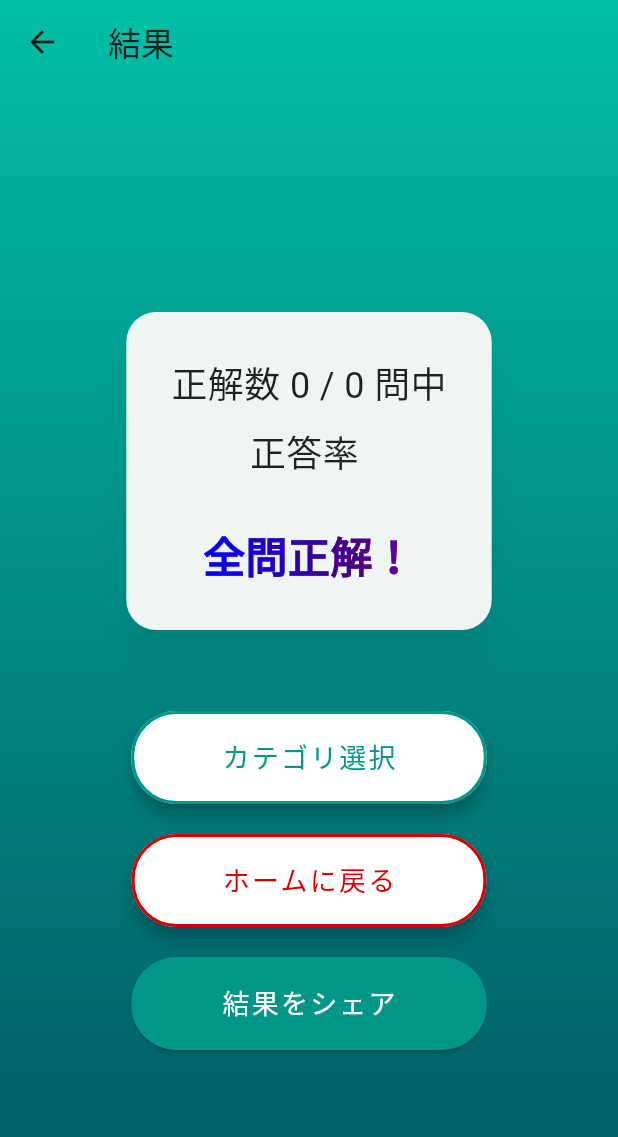
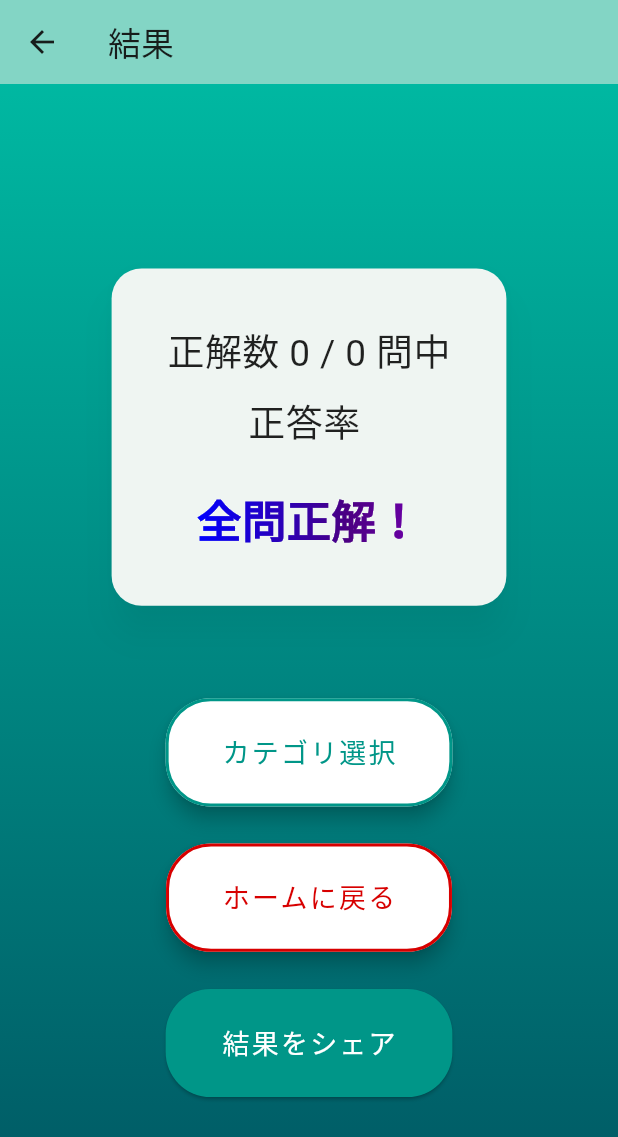
Before and after one commit to HANAUTA/2024_hal_fe_app, a Flutter app: the ResultPage screen opened directly with empty values, on a phone screen of 412 x 824 dp. Shown: the top 1137 px of the screen. Run offline on Flutter 3.47's test engine with Material 3 defaults, Android fonts, the light colour scheme and no system bars; our stand-ins replace cloud_firestore, firebase_core, share_plus, sqflite, vibration; accounts and stored records are empty.

Commit message:
リザルト画面レスポンシブ対応

```diff
--- a/lib/pages/result_page.dart
+++ b/lib/pages/result_page.dart
@@ -64,13 +64,18 @@ class _ResultPageState extends State<ResultPage> with SingleTickerProviderStateM
 
   @override
   Widget build(BuildContext context) {
+    // デバイスの画面サイズに基づくレスポンシブ設定
+    final mediaQuery = MediaQuery.of(context);
+    final screenHeight = mediaQuery.size.height;
+    final screenWidth = mediaQuery.size.width;
+    final padding = screenHeight * 0.03;
+    final buttonHeight = screenHeight * 0.07;
+    final buttonWidth = screenWidth * 0.6;
+    final fontSize = screenHeight * 0.03;
+
     // グラデーションの定義
     final Shader linearGradient = const LinearGradient(
       colors: <Color>[
-        // Color(0xFFFF0000), // 赤
-        // Color(0xFFFF7F00), // 橙
-        // Color(0xFFFFFE00), // 黄
-        // Color(0xFF00FF01), // 緑
         Color(0xFF0000FF), // 青
         Color(0xFF4B0082), // 藍
         Color(0xFF9400D3), // 紫
@@ -80,7 +85,7 @@ class _ResultPageState extends State<ResultPage> with SingleTickerProviderStateM
     return Scaffold(
       appBar: AppBar(
         title: const Text('結果'),
-        backgroundColor: Colors.transparent,
+        backgroundColor: Theme.of(context).colorScheme.inversePrimary,
         elevation: 0,
         systemOverlayStyle: SystemUiOverlayStyle.light,
       ),
@@ -98,11 +103,11 @@ class _ResultPageState extends State<ResultPage> with SingleTickerProviderStateM
           ),
           Center(
             child: Padding(
-              padding: const EdgeInsets.all(20.0),
+              padding: EdgeInsets.all(padding),
               child: Column(
                 mainAxisAlignment: MainAxisAlignment.center,
                 children: [
-                  const SizedBox(height: 80),
+                  SizedBox(height: screenHeight * 0.1),
                   Card(
                     elevation: 10,
                     shape: RoundedRectangleBorder(
@@ -110,25 +115,25 @@ class _ResultPageState extends State<ResultPage> with SingleTickerProviderStateM
                     ),
                     shadowColor: Colors.black26,
                     child: Padding(
-                      padding: const EdgeInsets.all(30.0),
+                      padding: EdgeInsets.all(padding * 1.5),
                       child: Column(
                         children: [
                           Text(
                             "正解数 ${widget.correctAnswerCount} / ${widget.totalQuestionCount} 問中",
-                            style: const TextStyle(
-                              fontSize: 24,
+                            style: TextStyle(
+                              fontSize: fontSize,
                               color: Colors.black87,
                             ),
                           ),
                           const SizedBox(height: 10),
                           Text(
                             "正答率 ${widget.correctPercentage}",
-                            style: const TextStyle(
-                              fontSize: 24,
+                            style: TextStyle(
+                              fontSize: fontSize,
                               color: Colors.black87,
                             ),
                           ),
-                          const SizedBox(height: 30),
+                          SizedBox(height: screenHeight * 0.03),
                           if (widget.correctAnswerCount == widget.totalQuestionCount) ...[
                             ScaleTransition(
                               scale: _scaleAnimation,
@@ -136,10 +141,10 @@ class _ResultPageState extends State<ResultPage> with SingleTickerProviderStateM
                                 shaderCallback: (bounds) {
                                   return linearGradient;
                                 },
-                                child: const Text(
+                                child: Text(
                                   '全問正解！',
                                   style: TextStyle(
-                                    fontSize: 28,
+                                    fontSize: fontSize * 1.2,
                                     fontWeight: FontWeight.bold,
                                     color: Colors.white, // 白に設定
                                   ),
@@ -151,13 +156,13 @@ class _ResultPageState extends State<ResultPage> with SingleTickerProviderStateM
                       ),
                     ),
                   ),
-                  const SizedBox(height: 50),
+                  SizedBox(height: screenHeight * 0.07),
                   ElevatedButton(
                     onPressed: () {
                       Navigator.pop(context);
                     },
                     style: ElevatedButton.styleFrom(
-                      padding: const EdgeInsets.symmetric(horizontal: 60, vertical: 18),
+                      padding: EdgeInsets.symmetric(horizontal: buttonWidth * 0.15, vertical: buttonHeight * 0.4),
                       backgroundColor: Colors.white,
                       foregroundColor: Colors.teal,
                       side: const BorderSide(color: Colors.teal, width: 2),
@@ -174,13 +179,13 @@ class _ResultPageState extends State<ResultPage> with SingleTickerProviderStateM
                       ),
                     ),
                   ),
-                  const SizedBox(height: 20),
+                  SizedBox(height: screenHeight * 0.03),
                   ElevatedButton(
                     onPressed: () {
                       Navigator.popUntil(context, (route) => route.isFirst);
                     },
                     style: ElevatedButton.styleFrom(
-                      padding: const EdgeInsets.symmetric(horizontal: 60, vertical: 18),
+                      padding: EdgeInsets.symmetric(horizontal: buttonWidth * 0.15, vertical: buttonHeight * 0.4),
                       backgroundColor: Colors.white,
                       foregroundColor: const Color(0xFFD70000),
                       side: const BorderSide(color: Color(0xFFD70000), width: 2),
@@ -197,7 +202,7 @@ class _ResultPageState extends State<ResultPage> with SingleTickerProviderStateM
                       ),
                     ),
                   ),
-                  const SizedBox(height: 20),
+                  SizedBox(height: screenHeight * 0.03),
                   ElevatedButton(
                     onPressed: () {
                       Share.share(
@@ -205,7 +210,7 @@ class _ResultPageState extends State<ResultPage> with SingleTickerProviderStateM
                       );
                     },
                     style: ElevatedButton.styleFrom(
-                      padding: const EdgeInsets.symmetric(horizontal: 60, vertical: 18),
+                      padding: EdgeInsets.symmetric(horizontal: buttonWidth * 0.15, vertical: buttonHeight * 0.4),
                       backgroundColor: Colors.teal,
                       foregroundColor: Colors.white,
                       shape: RoundedRectangleBorder(
```
